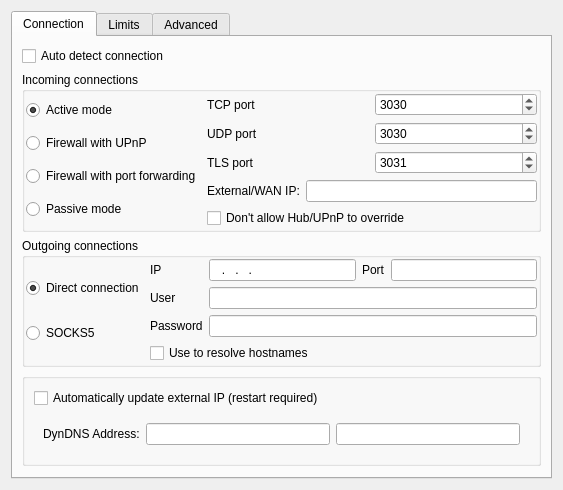
This is eiskaltdcpp-qt/ui/UISettingsConnection.ui in eiskaltdcpp/eiskaltdcpp as Qt 5 draws it before an edit. The edited form follows.
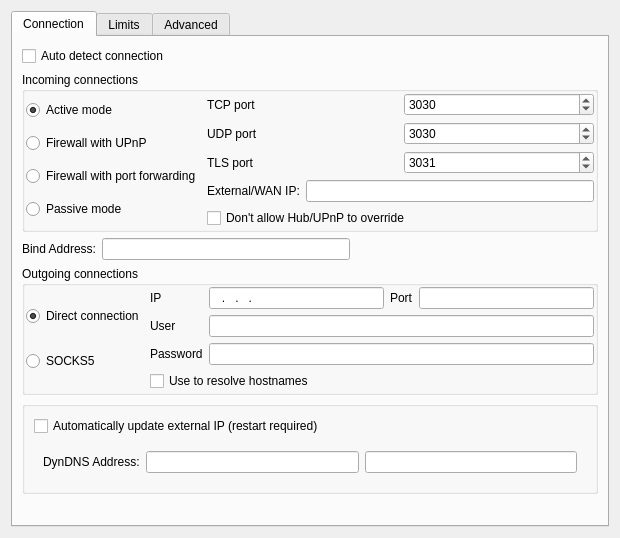
This is the edited form. Custom widgets are drawn as their Qt base class.

Commit message: Qt UI: 	* BIND_ADDRESS - граф. настройка (разрешено задавать только валидные ip)

```diff
--- a/eiskaltdcpp-qt/ui/UISettingsConnection.ui
+++ b/eiskaltdcpp-qt/ui/UISettingsConnection.ui
@@ -6,15 +6,15 @@
    <rect>
     <x>0</x>
     <y>0</y>
-    <width>563</width>
-    <height>453</height>
+    <width>620</width>
+    <height>538</height>
    </rect>
   </property>
   <property name="windowTitle">
    <string>Form</string>
   </property>
   <layout class="QGridLayout" name="gridLayout">
-   <item row="1" column="0">
+   <item row="0" column="0">
     <widget class="QTabWidget" name="tabWidget">
      <property name="toolTip">
       <string/>
@@ -223,6 +223,33 @@
          </layout>
         </widget>
        </item>
+       <item>
+        <layout class="QHBoxLayout" name="horizontalLayout_2">
+         <item>
+          <widget class="QLabel" name="label_23">
+           <property name="text">
+            <string>Bind Address:</string>
+           </property>
+          </widget>
+         </item>
+         <item>
+          <widget class="QLineEdit" name="lineEdit_BIND_ADDRESS"/>
+         </item>
+         <item>
+          <spacer name="horizontalSpacer_3">
+           <property name="orientation">
+            <enum>Qt::Horizontal</enum>
+           </property>
+           <property name="sizeHint" stdset="0">
+            <size>
+             <width>40</width>
+             <height>20</height>
+            </size>
+           </property>
+          </spacer>
+         </item>
+        </layout>
+       </item>
        <item>
         <widget class="QGroupBox" name="groupBox_2">
          <property name="title">
```
The commit also changes 1 other file.
